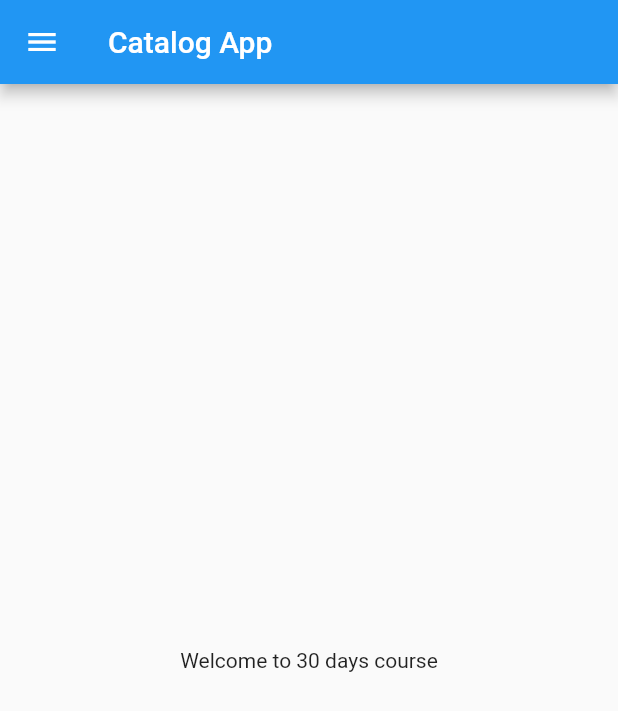
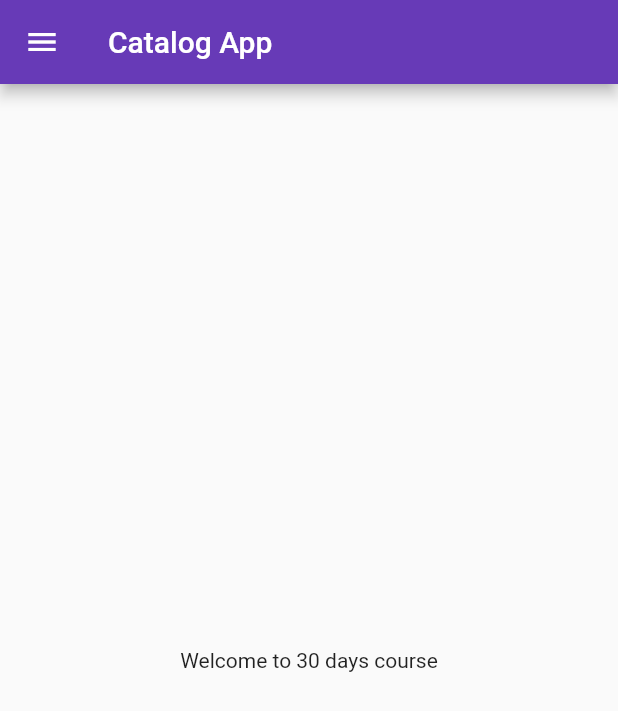
Before and after one commit to Hvvinayak/FlutterCatalogApp, a Flutter app: the screen it shows after launch, on a phone screen of 412 x 824 dp. Shown: the top 711 px of the screen. Run offline on Flutter 3.47's test engine with Material 2 defaults, Android fonts, the phone set to English and light mode, and no system bars.

Commit message:
Day 3 Commit

```diff
--- a/lib/main.dart
+++ b/lib/main.dart
@@ -1,4 +1,5 @@
-import 'package:catalog_app/home_page.dart';
+import 'package:catalog_app/pages/home_page.dart';
+import 'package:catalog_app/pages/login_page.dart';
 import 'package:flutter/material.dart';
 
 void main() {
@@ -10,6 +11,22 @@ class MyApp extends StatelessWidget {
 
   @override
   Widget build(BuildContext context) {
-    return MaterialApp(home: HomePage());
+    return MaterialApp(
+      debugShowCheckedModeBanner: false,
+      // home: const HomePage(),
+      themeMode: ThemeMode.light,
+      theme: ThemeData(
+        primarySwatch: Colors.deepPurple,
+      ),
+      darkTheme: ThemeData(
+        brightness: Brightness.dark,
+      ),
+      initialRoute: "/home",
+      routes: {
+        "/": ((context) => const LoginPage()),
+        "/home": ((context) => const HomePage()),
+        "/login": ((context) => const LoginPage()),
+      },
+    );
   }
 }
--- a/lib/home_page.dart
+++ b/lib/pages/home_page.dart
@@ -7,14 +7,15 @@ class HomePage extends StatelessWidget {
   Widget build(BuildContext context) {
     return Scaffold(
       appBar: AppBar(
-        title: Text("Catalog App"),
+        title: const Text("Catalog App"),
       ),
       body: Center(
+        // ignore: avoid_unnecessary_containers
         child: Container(
-          child: Text("Welcome to 30 days course"),
+          child: const Text("Welcome to 30 days course"),
         ),
       ),
-      drawer: Drawer(),
+      drawer: const Drawer(),
     );
   }
 }
```
Also changed, not shown: lib/pages/login_page.dart (added, +21 -0 lines).
